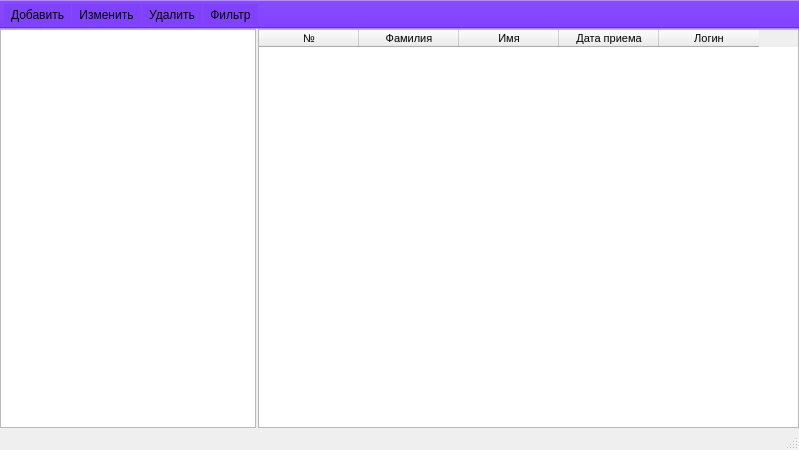
Before: the Qt Designer form ui/staff.ui in Meller008/CRM-Avi, drawn with Qt 5.
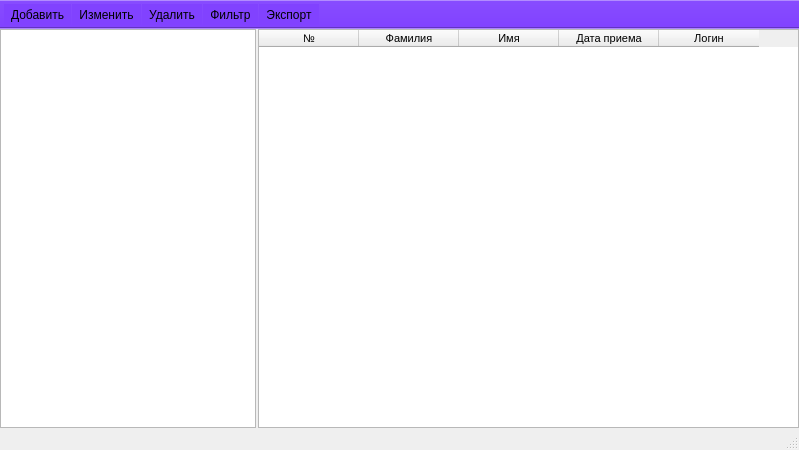
After: the same form once the commit is applied.

Commit message: Работа - Добавлен эеспорт работников

```diff
--- a/ui/staff.ui
+++ b/ui/staff.ui
@@ -119,6 +119,7 @@
    <addaction name="pb_change"/>
    <addaction name="pb_dell"/>
    <addaction name="pb_filter"/>
+   <addaction name="pb_export"/>
   </widget>
   <action name="pb_add">
    <property name="text">
@@ -140,6 +141,11 @@
     <string>Фильтр</string>
    </property>
   </action>
+  <action name="pb_export">
+   <property name="text">
+    <string>Экспорт</string>
+   </property>
+  </action>
  </widget>
  <resources/>
  <connections>
```
Left out of the diff: 17 changed lines with no effect on the pictures. The commit also changes 1 other file.
